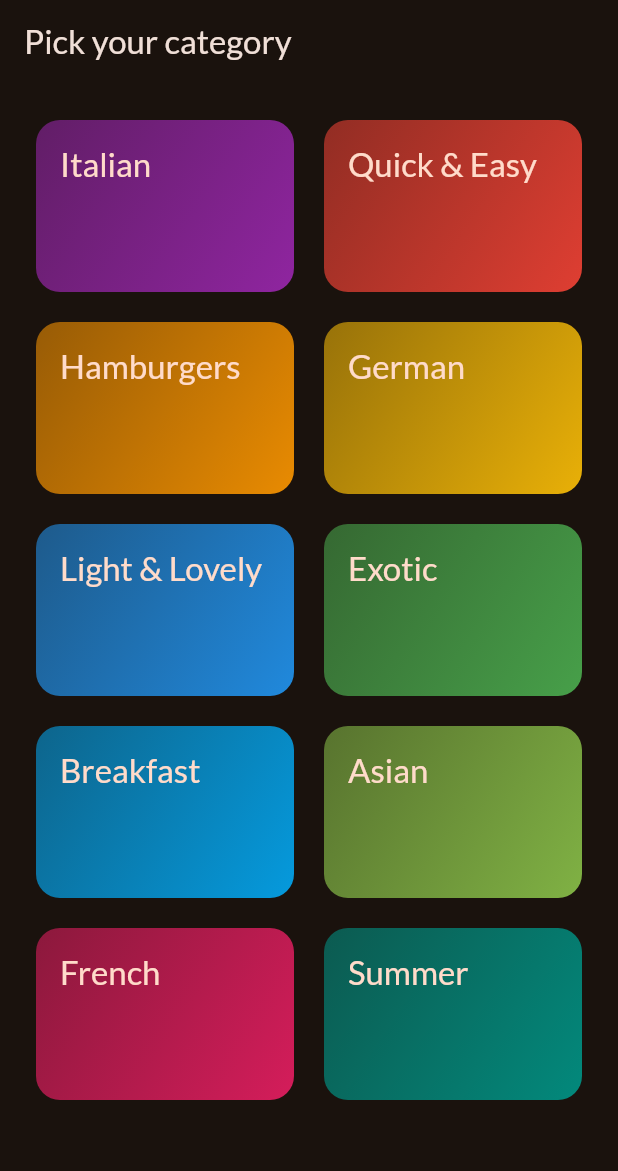
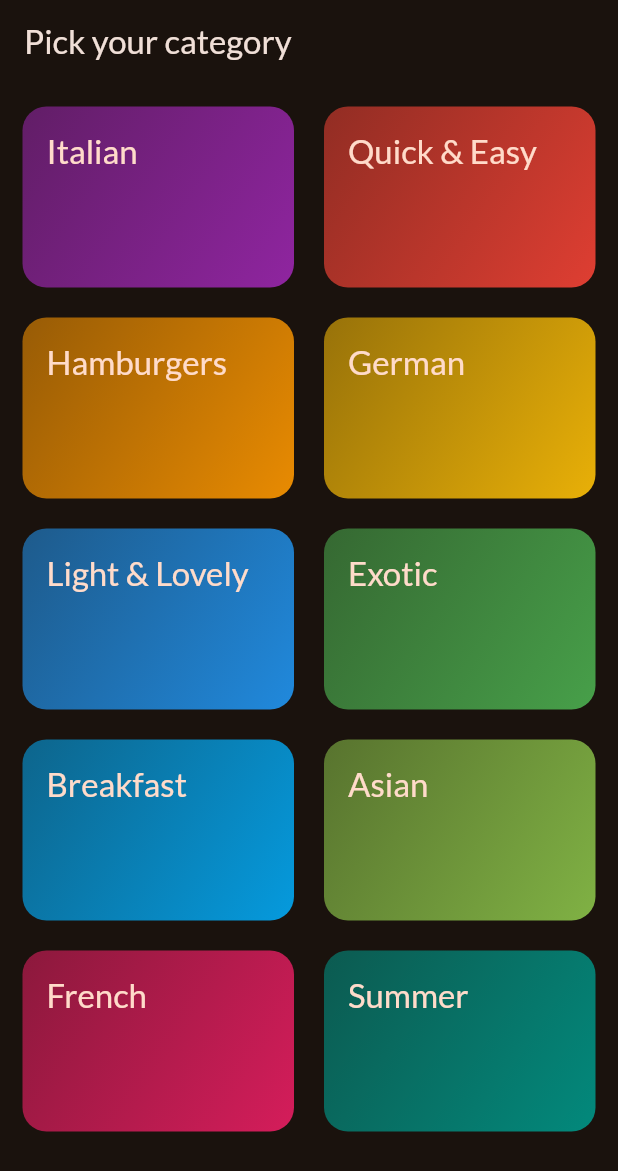
Before and after one commit to AlonaLaskar/meals-app, a Flutter app: the screen it shows after launch, on a phone screen of 412 x 824 dp. Shown: the top 1171 px of the screen. Run offline on Flutter 3.47's test engine with Material 3 defaults, Android fonts, the phone set to English and light mode, and no system bars; our stand-ins replace google_fonts, transparent_image.

Commit message:
Changing the size of the padding

```diff
--- a/lib/screens/categories.dart
+++ b/lib/screens/categories.dart
@@ -20,7 +20,7 @@ class CategoriesScreen extends StatelessWidget {
           meals: filteredMeals,
         ),
       ),
-    ); // Navigator.push(context, route)
+    );
   }
 
   @override
@@ -30,7 +30,7 @@ class CategoriesScreen extends StatelessWidget {
         title: const Text('Pick your category'),
       ),
       body: GridView(
-        padding: const EdgeInsets.all(24),
+        padding: const EdgeInsets.all(15),
         gridDelegate: const SliverGridDelegateWithFixedCrossAxisCount(
           crossAxisCount: 2,
           childAspectRatio: 3 / 2,
```
